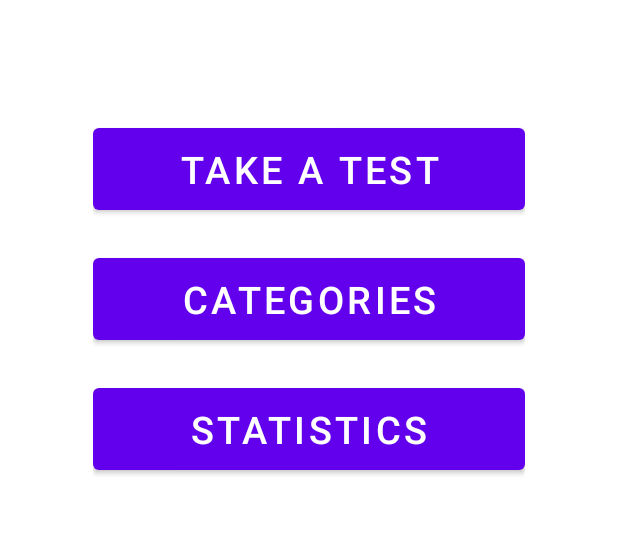
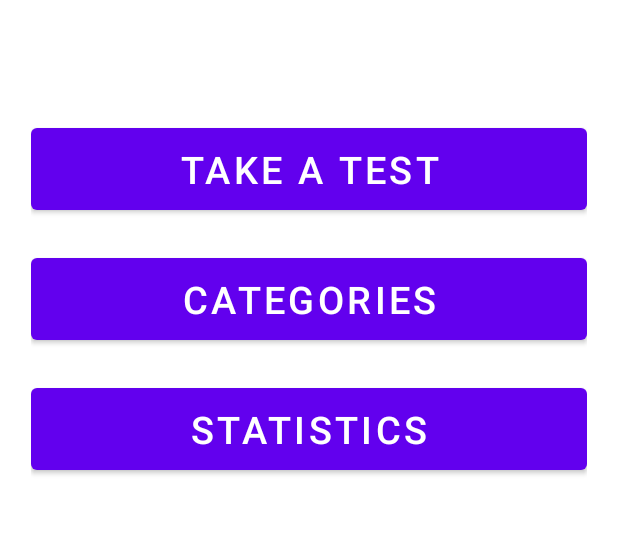
Before and after one commit to moevm/adfmp1h21-interview, an Android app: the screen it shows after launch (MainActivity), on a phone screen of 412 x 824 dp, the part 590-1125 px from its top. Run offline under Robolectric (Android 15) with nearby library versions, the phone set to English and light mode, and no system bars.

Commit message:
added start test layout and activity

```diff
--- a/app/src/main/AndroidManifest.xml
+++ b/app/src/main/AndroidManifest.xml
@@ -16,6 +16,7 @@
                 <category android:name="android.intent.category.LAUNCHER" />
             </intent-filter>
         </activity>
+        <activity android:name=".StartTestActivity"/>
     </application>
 
 </manifest>
--- a/app/src/main/java/com/pjs/itinterviewtrainer/MainActivity.kt
+++ b/app/src/main/java/com/pjs/itinterviewtrainer/MainActivity.kt
@@ -1,11 +1,17 @@
 package com.pjs.itinterviewtrainer
 
+import android.content.Intent
 import androidx.appcompat.app.AppCompatActivity
 import android.os.Bundle
+import kotlinx.android.synthetic.main.activity_main.*
 
 class MainActivity : AppCompatActivity() {
     override fun onCreate(savedInstanceState: Bundle?) {
         super.onCreate(savedInstanceState)
         setContentView(R.layout.activity_main)
+        startTestBtn.setOnClickListener {
+            val intent = Intent(this, StartTestActivity::class.java)
+            startActivity(intent)
+        }
     }
 }
--- a/app/src/main/res/layout/activity_main.xml
+++ b/app/src/main/res/layout/activity_main.xml
@@ -10,7 +10,7 @@
         android:id="@+id/logo"
         android:layout_width="0dp"
         android:layout_height="0dp"
-        app:layout_constraintWidth_percent="0.8"
+        app:layout_constraintWidth_percent="0.9"
         app:layout_constraintWidth_default="wrap"
         app:layout_constraintHeight_percent="0.35"
         app:layout_constraintHeight_default="wrap"
@@ -27,7 +27,7 @@
         android:orientation="vertical"
         android:layout_width="0dp"
         android:layout_height="0dp"
-        app:layout_constraintWidth_percent="0.7"
+        app:layout_constraintWidth_percent="0.9"
         app:layout_constraintWidth_default="wrap"
         app:layout_constraintHeight_default="wrap"
         app:layout_constraintLeft_toLeftOf="parent"
@@ -37,7 +37,7 @@
         app:layout_constraintRight_toRightOf="parent">
 
     <com.google.android.material.button.MaterialButton
-        android:id="@+id/takeTestBtn"
+        android:id="@+id/startTestBtn"
         android:textSize="25sp"
         android:text="@string/btn_take_test_text"
         android:layout_marginVertical="10dp"
--- a/app/src/main/res/values/strings.xml
+++ b/app/src/main/res/values/strings.xml
@@ -3,4 +3,10 @@
     <string name="btn_take_test_text">Take a test</string>
     <string name="btn_categories_text">Categories</string>
     <string name="btn_stat_text">Statistics</string>
+    <string name="test_setup_title">Setup test</string>
+    <string name="test_setup_categories">Select categories</string>
+    <string name="test_questions_amount">Questions amount</string>
+    <string name="test_select_timer">Setup timer</string>
+    <string name="test_select_level">Select level</string>
+    <string name="start_test">Start test</string>
 </resources>
```
